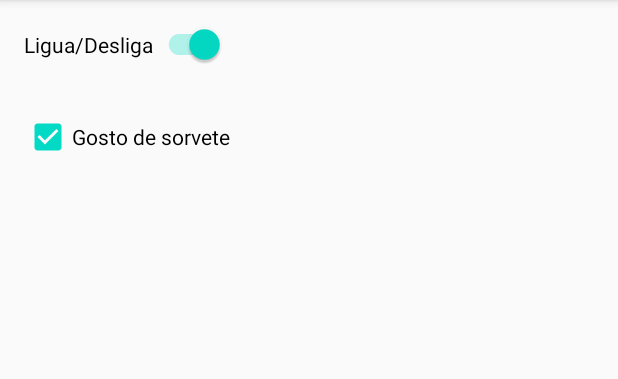
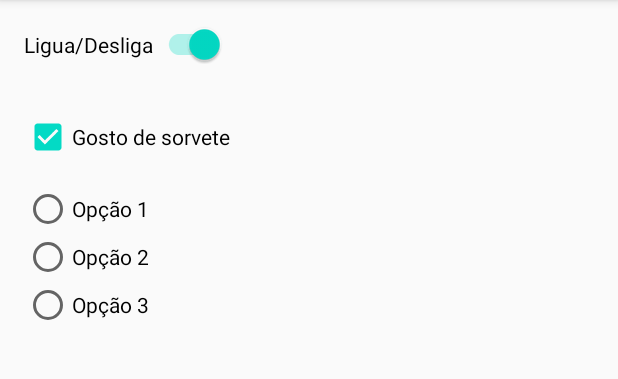
Before and after one commit to GabrielRJesus/AndroidProjects, an Android app: the screen it shows after launch (MainActivity), on a phone screen of 412 x 824 dp, the part 84-463 px from its top. Run offline under Robolectric (Android 15) with nearby library versions, the phone set to English and light mode, and no system bars.

Commit message:
RadioGroup e RadioButton

```diff
--- a/SelectionControls/app/src/main/res/layout/activity_main.xml
+++ b/SelectionControls/app/src/main/res/layout/activity_main.xml
@@ -23,4 +23,34 @@
         android:text="@string/cb_ice_cream"
         android:checked="true"/>
 
+    <RadioGroup
+        android:layout_width="wrap_content"
+        android:layout_height="wrap_content"
+        android:id="@+id/radioGroup">
+
+        <androidx.appcompat.widget.AppCompatRadioButton
+            android:layout_width="wrap_content"
+            android:layout_height="wrap_content"
+            android:id="@+id/option1"
+            android:text="@string/rb_op1"
+            android:layout_marginLeft="16dp"/>
+
+        <androidx.appcompat.widget.AppCompatRadioButton
+            android:layout_width="wrap_content"
+            android:layout_height="wrap_content"
+            android:id="@+id/option2"
+            android:text="@string/rb_op2"
+            android:layout_marginLeft="16dp"/>
+
+        <androidx.appcompat.widget.AppCompatRadioButton
+            android:layout_width="wrap_content"
+            android:layout_height="wrap_content"
+            android:id="@+id/option3"
+            android:text="@string/rb_op3"
+            android:layout_marginLeft="16dp"/>
+
+    </RadioGroup>
+
+
+
 </LinearLayout>
--- a/SelectionControls/app/src/main/res/values/strings.xml
+++ b/SelectionControls/app/src/main/res/values/strings.xml
@@ -2,4 +2,7 @@
     <string name="app_name">SelectionControls</string>
     <string name="switch_onoff">Ligua/Desliga</string>
     <string name="cb_ice_cream">Gosto de sorvete</string>
+    <string name="rb_op1">Opção 1</string>
+    <string name="rb_op2">Opção 2</string>
+    <string name="rb_op3">Opção 3</string>
 </resources>
```
Also changed, not shown: SelectionControls/app/src/main/java/dev/gabrieljesus/selectioncontrols/MainActivity.java (+23 -0 lines).
